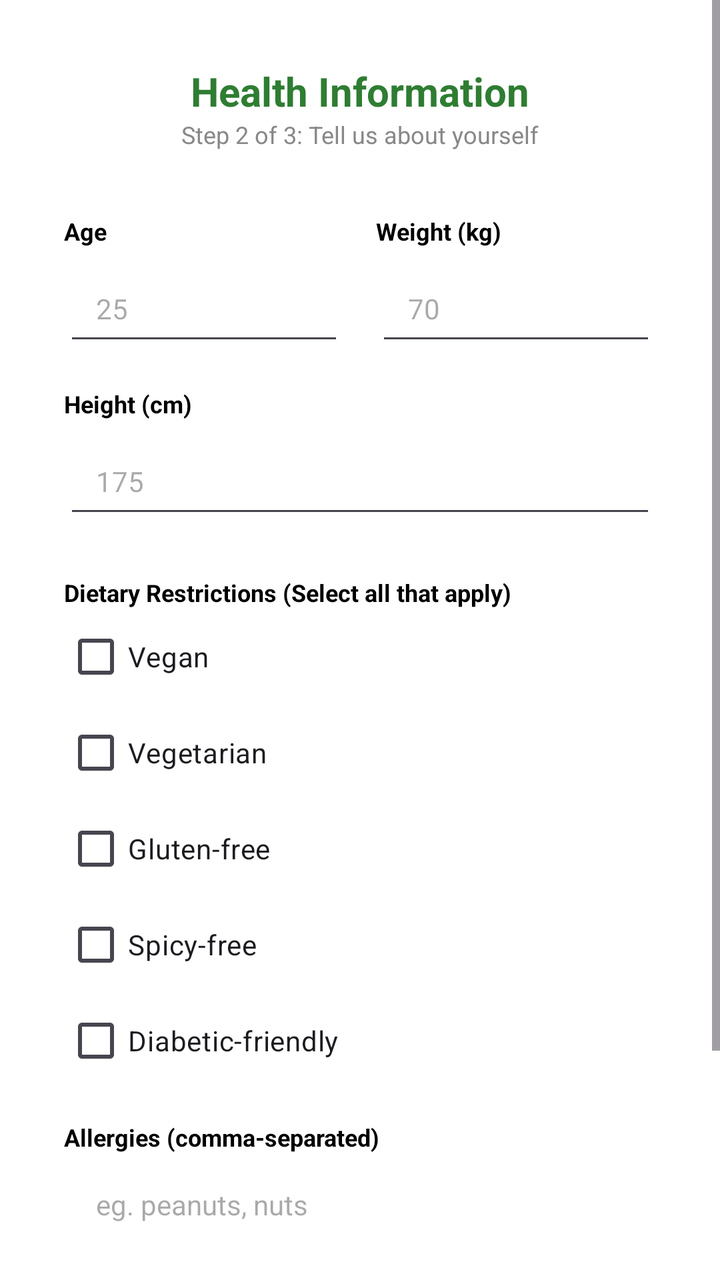
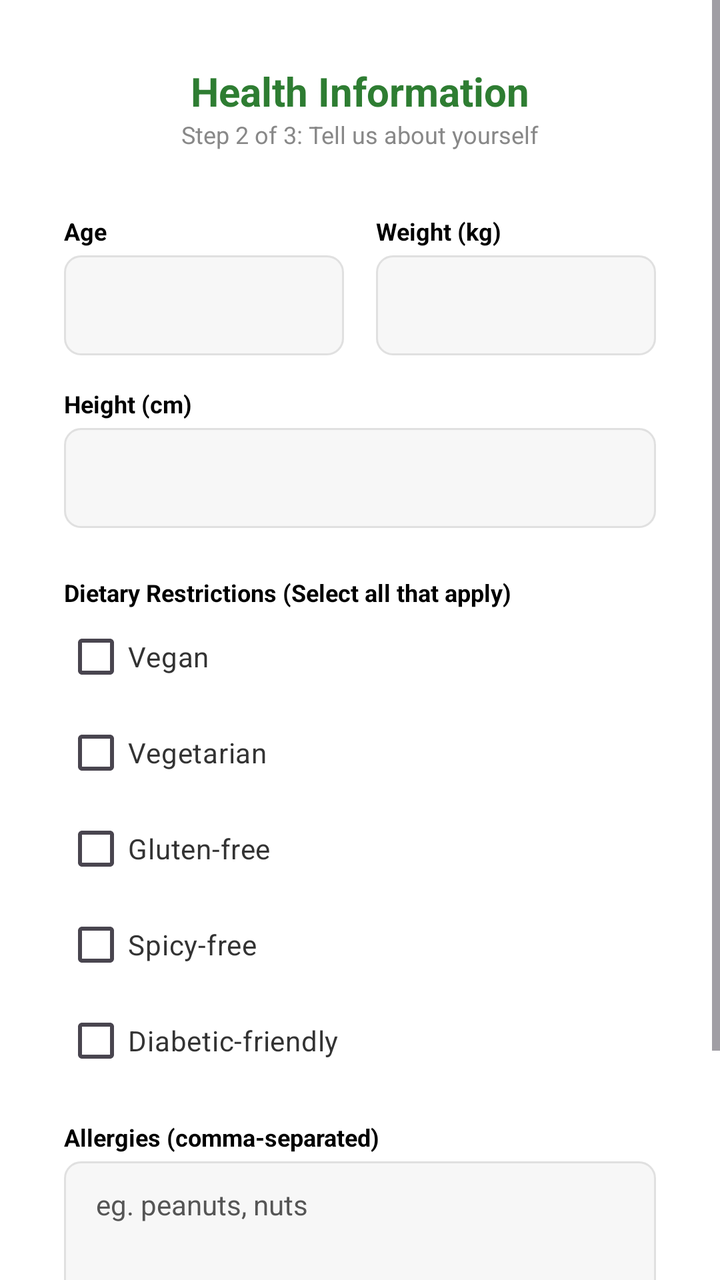

Two renders of the same Android screen: before a commit and after it. Below are the layout's source before the change and the commit's diff.
<!-- AndroidManifest.xml: application theme Theme.NutriNest -->
<!-- res/layout/activity_health_info.xml -->
<?xml version="1.0" encoding="utf-8"?>
<ScrollView xmlns:android="http://schemas.android.com/apk/res/android"
    android:layout_width="match_parent"
    android:layout_height="match_parent"
    android:background="@color/white"
    android:fillViewport="true">

    <LinearLayout
        android:layout_width="match_parent"
        android:layout_height="wrap_content"
        android:orientation="vertical"
        android:padding="32dp">

        <TextView
            android:layout_width="wrap_content"
            android:layout_height="wrap_content"
            android:layout_gravity="center_horizontal"
            android:text="Health Information"
            android:textSize="20sp"
            android:textStyle="bold"
            android:textColor="#2E7D32" />

        <TextView
            android:layout_width="wrap_content"
            android:layout_height="wrap_content"
            android:layout_gravity="center_horizontal"
            android:text="Step 2 of 3: Tell us about yourself"
            android:textSize="12sp"
            android:textColor="#888888"/>

        
        <LinearLayout
            android:layout_width="match_parent"
            android:layout_height="wrap_content"
            android:layout_marginTop="32dp"
            android:orientation="horizontal">

            <LinearLayout android:layout_width="0dp" android:layout_height="wrap_content" android:layout_weight="1" android:orientation="vertical" android:layout_marginEnd="8dp">
                <TextView style="@style/LabelStyle" android:text="Age" android:layout_marginTop="0dp"/>
                <EditText android:id="@+id/etAge" style="@style/InputStyle" android:hint="25" android:inputType="number"/>
            </LinearLayout>

            <LinearLayout android:layout_width="0dp" android:layout_height="wrap_content" android:layout_weight="1" android:orientation="vertical" android:layout_marginStart="8dp">
                <TextView style="@style/LabelStyle" android:text="Weight (kg)" android:layout_marginTop="0dp"/>
                <EditText android:id="@+id/etWeight" style="@style/InputStyle" android:hint="70" android:inputType="numberDecimal"/>
            </LinearLayout>
        </LinearLayout>

        <TextView style="@style/LabelStyle" android:text="Height (cm)" />
        <EditText android:id="@+id/etHeight" style="@style/InputStyle" android:hint="175" android:inputType="number"/>

        
        <TextView style="@style/LabelStyle" android:text="Dietary Restrictions (Select all that apply)" android:layout_marginTop="24dp"/>

        <CheckBox android:id="@+id/cbVegan" android:layout_width="wrap_content" android:layout_height="wrap_content" android:text="Vegan"/>
        <CheckBox android:id="@+id/cbVegetarian" android:layout_width="wrap_content" android:layout_height="wrap_content" android:text="Vegetarian"/>
        <CheckBox android:id="@+id/cbGlutenFree" android:layout_width="wrap_content" android:layout_height="wrap_content" android:text="Gluten-free"/>
        <CheckBox android:id="@+id/cbSpicyFree" android:layout_width="wrap_content" android:layout_height="wrap_content" android:text="Spicy-free"/>
        <CheckBox android:id="@+id/cbDiabetic" android:layout_width="wrap_content" android:layout_height="wrap_content" android:text="Diabetic-friendly"/>

        
        <TextView style="@style/LabelStyle" android:text="Allergies (comma-separated)" />
        <EditText
            android:id="@+id/etAllergies"
            style="@style/InputStyle"
            android:layout_height="80dp"
            android:hint="eg. peanuts, nuts"
            android:gravity="top"
            android:paddingTop="12dp"
            android:inputType="textMultiLine"/>

        
        <LinearLayout
            android:layout_width="match_parent"
            android:layout_height="wrap_content"
            android:layout_marginTop="32dp"
            android:orientation="horizontal">

            <Button
                android:id="@+id/btnBack"
                style="@style/Widget.MaterialComponents.Button.OutlinedButton"
                android:layout_width="0dp"
                android:layout_height="55dp"
                android:layout_weight="1"
                android:layout_marginEnd="8dp"
                android:text="Back"
                android:textColor="#67a373"
                 />

            <Button
                android:id="@+id/btnNext"
                android:layout_width="0dp"
                android:layout_height="55dp"
                android:layout_weight="1"
                android:layout_marginStart="8dp"
                android:backgroundTint="#67a373"
                android:text="Next" />
        </LinearLayout>

    </LinearLayout>
</ScrollView>
<!-- resources referenced by this layout -->
<resources>
  <color name="white">#FFFFFFFF</color>
  <style name="InputStyle">
          <item name="android:layout_width">match_parent</item>
          <item name="android:layout_height">50dp</item>
          <item name="android:layout_marginTop">4dp</item>
          <item name="android:paddingLeft">16dp</item>
          <item name="android:paddingRight">16dp</item>
          <item name="android:textSize">14sp</item>
      </style>
  <style name="LabelStyle">
          <item name="android:layout_width">match_parent</item>
          <item name="android:layout_height">wrap_content</item>
          <item name="android:layout_marginTop">16dp</item>
          <item name="android:textSize">12sp</item>
          <item name="android:textStyle">bold</item>
          <item name="android:textColor">#000000</item>
      </style>
  <style name="Theme.NutriNest" parent="Base.Theme.NutriNest" />
  <style name="Base.Theme.NutriNest" parent="Theme.Material3.DayNight.NoActionBar">
          
          
      </style>
</resources>

<!-- the commit's change to res/layout/activity_health_info.xml (unified diff, before → after) -->
@@ -37,26 +37,26 @@
 
             <LinearLayout android:layout_width="0dp" android:layout_height="wrap_content" android:layout_weight="1" android:orientation="vertical" android:layout_marginEnd="8dp">
                 <TextView style="@style/LabelStyle" android:text="Age" android:layout_marginTop="0dp"/>
-                <EditText android:id="@+id/etAge" style="@style/InputStyle" android:hint="25" android:inputType="number"/>
+                <EditText android:id="@+id/etAge" style="@style/InputStyle" android:inputType="number"/>
             </LinearLayout>
 
             <LinearLayout android:layout_width="0dp" android:layout_height="wrap_content" android:layout_weight="1" android:orientation="vertical" android:layout_marginStart="8dp">
                 <TextView style="@style/LabelStyle" android:text="Weight (kg)" android:layout_marginTop="0dp"/>
-                <EditText android:id="@+id/etWeight" style="@style/InputStyle" android:hint="70" android:inputType="numberDecimal"/>
+                <EditText android:id="@+id/etWeight" style="@style/InputStyle" android:inputType="numberDecimal"/>
             </LinearLayout>
         </LinearLayout>
 
         <TextView style="@style/LabelStyle" android:text="Height (cm)" />
-        <EditText android:id="@+id/etHeight" style="@style/InputStyle" android:hint="175" android:inputType="number"/>
+        <EditText android:id="@+id/etHeight" style="@style/InputStyle" android:inputType="number"/>
 
         
         <TextView style="@style/LabelStyle" android:text="Dietary Restrictions (Select all that apply)" android:layout_marginTop="24dp"/>
 
-        <CheckBox android:id="@+id/cbVegan" android:layout_width="wrap_content" android:layout_height="wrap_content" android:text="Vegan"/>
-        <CheckBox android:id="@+id/cbVegetarian" android:layout_width="wrap_content" android:layout_height="wrap_content" android:text="Vegetarian"/>
-        <CheckBox android:id="@+id/cbGlutenFree" android:layout_width="wrap_content" android:layout_height="wrap_content" android:text="Gluten-free"/>
-        <CheckBox android:id="@+id/cbSpicyFree" android:layout_width="wrap_content" android:layout_height="wrap_content" android:text="Spicy-free"/>
-        <CheckBox android:id="@+id/cbDiabetic" android:layout_width="wrap_content" android:layout_height="wrap_content" android:text="Diabetic-friendly"/>
+        <CheckBox android:id="@+id/cbVegan" android:layout_width="wrap_content" android:layout_height="wrap_content" android:text="Vegan" android:textColor="#333333"/>
+        <CheckBox android:id="@+id/cbVegetarian" android:layout_width="wrap_content" android:layout_height="wrap_content" android:text="Vegetarian" android:textColor="#333333"/>
+        <CheckBox android:id="@+id/cbGlutenFree" android:layout_width="wrap_content" android:layout_height="wrap_content" android:text="Gluten-free" android:textColor="#333333"/>
+        <CheckBox android:id="@+id/cbSpicyFree" android:layout_width="wrap_content" android:layout_height="wrap_content" android:text="Spicy-free" android:textColor="#333333"/>
+        <CheckBox android:id="@+id/cbDiabetic" android:layout_width="wrap_content" android:layout_height="wrap_content" android:text="Diabetic-friendly" android:textColor="#333333"/>
 
         
         <TextView style="@style/LabelStyle" android:text="Allergies (comma-separated)" />
@@ -87,13 +87,14 @@
                 android:textColor="#67a373"
                  />
 
-            <Button
+                <Button
                 android:id="@+id/btnNext"
                 android:layout_width="0dp"
                 android:layout_height="55dp"
                 android:layout_weight="1"
                 android:layout_marginStart="8dp"
                 android:backgroundTint="#67a373"
+                android:textColor="@color/white"
                 android:text="Next" />
         </LinearLayout>
 
<!-- resource entries referenced after the edit -->
@@ -8,6 +8,9 @@
           <item name="android:paddingLeft">16dp</item>
           <item name="android:paddingRight">16dp</item>
           <item name="android:textSize">14sp</item>
+          <item name="android:background">@drawable/bg_input_field</item>
+          <item name="android:textColor">#000000</item>
+          <item name="android:textColorHint">#555555</item>
       </style>
   <style name="LabelStyle">
           <item name="android:layout_width">match_parent</item>
@@ -18,6 +21,12 @@
           <item name="android:textColor">#000000</item>
       </style>
   <style name="Theme.NutriNest" parent="Base.Theme.NutriNest" />
+  <!-- drawable bg_input_field (drawable) -->
+  <shape xmlns:android="http://schemas.android.com/apk/res/android">
+      <solid android:color="#F7F7F7" />
+      <corners android:radius="8dp" />
+      <stroke android:width="1dp" android:color="#E0E0E0" />
+  </shape>
   <style name="Base.Theme.NutriNest" parent="Theme.Material3.DayNight.NoActionBar">
           
           
